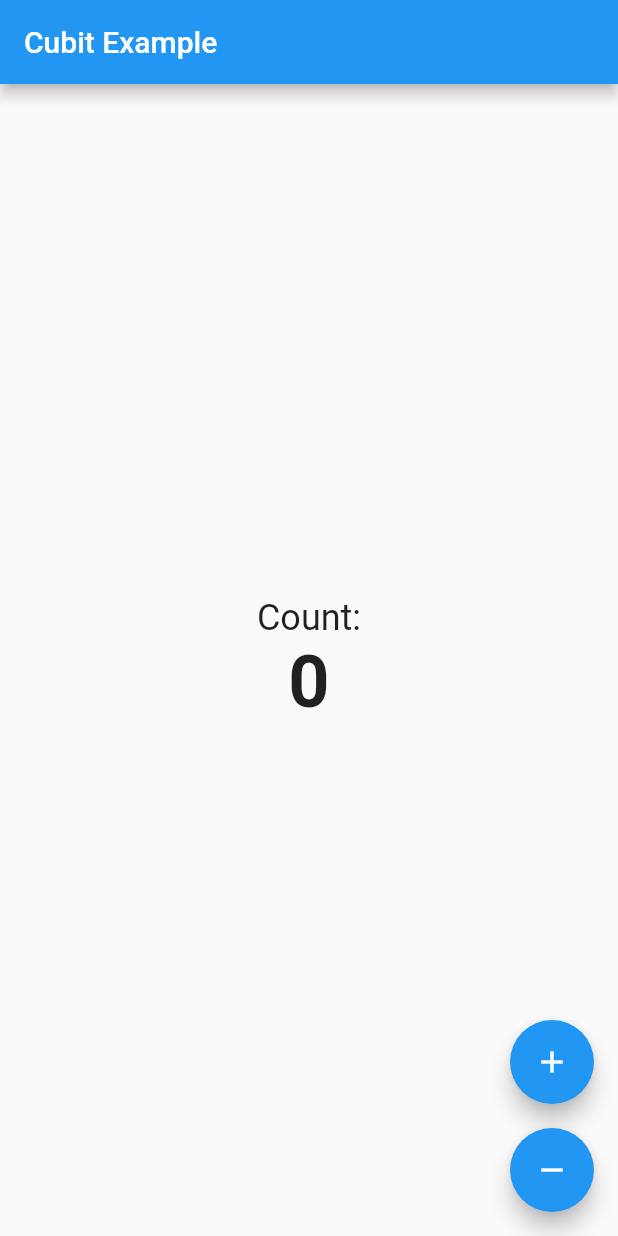
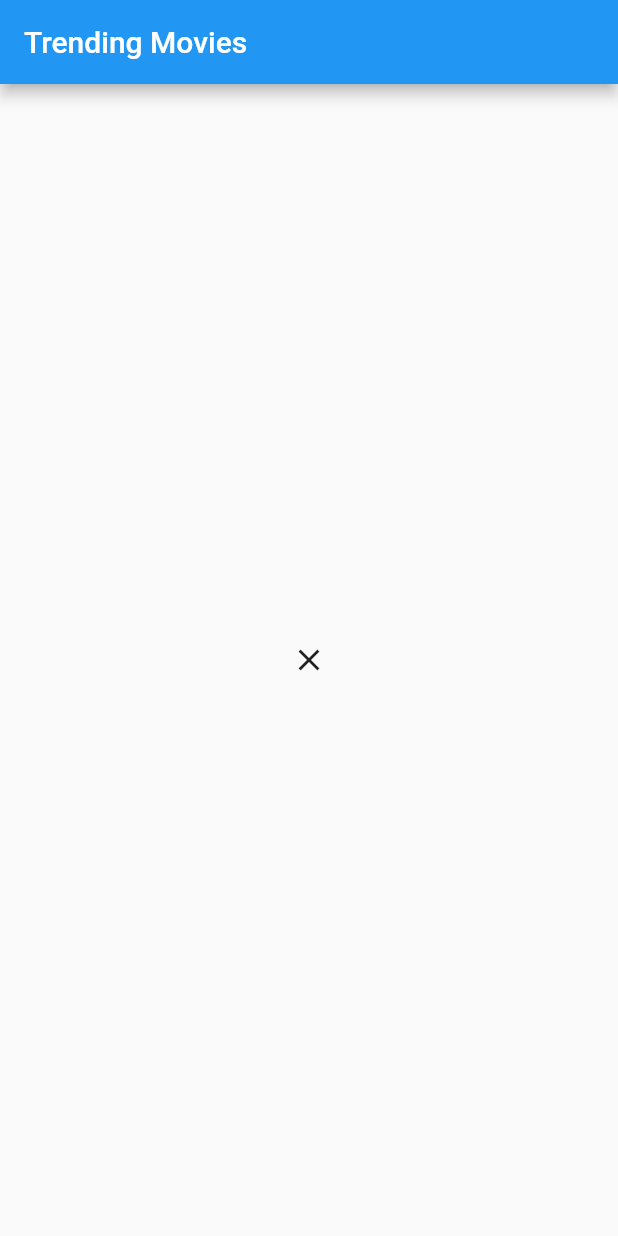
Before and after one commit to whosjorge23/flutter_cubit, a Flutter app: the screen it shows after launch, on a phone screen of 412 x 824 dp. Run offline on Flutter 3.47's test engine with Material 2 defaults, Android fonts, the phone set to English and light mode, and no system bars; our stand-ins replace dio, equatable, flutter_bloc; network calls fail.

Commit message:
Implement cubit with movie example

```diff
--- /dev/null
+++ b/lib/counter/counter_screen.dart
@@ -0,0 +1,58 @@
+import 'package:cubit_freezed/counter/cubit/counter_cubit.dart';
+import 'package:cubit_freezed/counter/cubit/counter_state.dart';
+import 'package:flutter/material.dart';
+import 'package:flutter_bloc/flutter_bloc.dart';
+
+class CounterScreen extends StatelessWidget {
+  @override
+  Widget build(BuildContext context) {
+    // Otteniamo l'istanza del Cubit
+    final CounterCubit cubit = BlocProvider.of<CounterCubit>(context);
+
+    return Scaffold(
+      appBar: AppBar(
+        title: Text('Cubit Example'),
+      ),
+      body: Center(
+        child: Column(
+          mainAxisAlignment: MainAxisAlignment.center,
+          children: [
+            Text(
+              'Count:',
+              style: TextStyle(fontSize: 24),
+            ),
+            BlocBuilder<CounterCubit, CounterState>(
+              builder: (context, state) {
+                return Text(
+                  state.count.toString(),
+                  style: TextStyle(fontSize: 48, fontWeight: FontWeight.bold),
+                );
+              },
+            ),
+          ],
+        ),
+      ),
+      floatingActionButton: Column(
+        mainAxisAlignment: MainAxisAlignment.end,
+        crossAxisAlignment: CrossAxisAlignment.end,
+        children: [
+          FloatingActionButton(
+            child: Icon(Icons.add),
+            onPressed: () {
+              // Chiamiamo il metodo increment del Cubit
+              cubit.increment();
+            },
+          ),
+          SizedBox(height: 16),
+          FloatingActionButton(
+            child: Icon(Icons.remove),
+            onPressed: () {
+              // Chiamiamo il metodo decrement del Cubit
+              cubit.decrement();
+            },
+          ),
+        ],
+      ),
+    );
+  }
+}
--- a/lib/cubit/counter_cubit.dart
+++ b/lib/counter/cubit/counter_cubit.dart
@@ -1,4 +1,4 @@
-import 'package:cubit_freezed/cubit/counter_state.dart';
+import 'package:cubit_freezed/counter/cubit/counter_state.dart';
 import 'package:flutter_bloc/flutter_bloc.dart';
 
 // Create Cubit
--- a/lib/main.dart
+++ b/lib/main.dart
@@ -1,7 +1,12 @@
-import 'package:cubit_freezed/cubit/counter_cubit.dart';
-import 'package:cubit_freezed/cubit/counter_state.dart';
+import 'package:cubit_freezed/counter/cubit/counter_cubit.dart';
+import 'package:cubit_freezed/movie/cubit/movie_cubit.dart';
+import 'package:cubit_freezed/movie/repository/movie_repository.dart';
+import 'package:cubit_freezed/movie/ui/movie_page.dart';
+import 'package:dio/dio.dart';
 import 'package:flutter/material.dart';
 import 'package:flutter_bloc/flutter_bloc.dart';
+
+import 'counter/counter_screen.dart';
 
 void main() {
   runApp(MyApp());
@@ -15,64 +20,19 @@ class MyApp extends StatelessWidget {
       theme: ThemeData(
         primarySwatch: Colors.blue,
       ),
-      home: BlocProvider(
-        create: (context) => CounterCubit(),
-        child: CounterScreen(),
+      home:
+      BlocProvider<MoviesCubit>(
+        create: (context) => MoviesCubit(
+          repository: MovieRepository(
+            Dio(),
+          ),
+        ),
+        child: MoviesPage(),
       ),
+      // BlocProvider(
+      //   create: (context) => CounterCubit(),
+      //   child: CounterScreen(),
+      // ),
     );
   }
 }
-
-class CounterScreen extends StatelessWidget {
-  @override
-  Widget build(BuildContext context) {
-    // Otteniamo l'istanza del Cubit
-    final CounterCubit cubit = BlocProvider.of<CounterCubit>(context);
-
-    return Scaffold(
-      appBar: AppBar(
-        title: Text('Cubit Example'),
-      ),
-      body: Center(
-        child: Column(
-          mainAxisAlignment: MainAxisAlignment.center,
-          children: [
-            Text(
-              'Count:',
-              style: TextStyle(fontSize: 24),
-            ),
-            BlocBuilder<CounterCubit, CounterState>(
-              builder: (context, state) {
-                return Text(
-                  state.count.toString(),
-                  style: TextStyle(fontSize: 48, fontWeight: FontWeight.bold),
-                );
-              },
-            ),
-          ],
-        ),
-      ),
-      floatingActionButton: Column(
-        mainAxisAlignment: MainAxisAlignment.end,
-        crossAxisAlignment: CrossAxisAlignment.end,
-        children: [
-          FloatingActionButton(
-            child: Icon(Icons.add),
-            onPressed: () {
-              // Chiamiamo il metodo increment del Cubit
-              cubit.increment();
-            },
-          ),
-          SizedBox(height: 16),
-          FloatingActionButton(
-            child: Icon(Icons.remove),
-            onPressed: () {
-              // Chiamiamo il metodo decrement del Cubit
-              cubit.decrement();
-            },
-          ),
-        ],
-      ),
-    );
-  }
-}
--- /dev/null
+++ b/lib/movie/cubit/movie_cubit.dart
@@ -0,0 +1,21 @@
+import 'package:cubit_freezed/movie/cubit/movie_state.dart';
+import 'package:cubit_freezed/movie/repository/movie_repository.dart';
+import 'package:flutter_bloc/flutter_bloc.dart';
+
+class MoviesCubit extends Cubit<MoviesState> {
+  MoviesCubit({required this.repository}) : super(InitialState()) {
+    getTrendingMovies();
+  }
+
+  final MovieRepository repository;
+
+  void getTrendingMovies() async {
+    try {
+      emit(LoadingState());
+      final movies = await repository.getMovies();
+      emit(LoadedState(movies));
+    } catch (e) {
+      emit(ErrorState());
+    }
+  }
+}
--- /dev/null
+++ b/lib/movie/cubit/movie_state.dart
@@ -0,0 +1,25 @@
+import 'package:cubit_freezed/movie/model/movie_model.dart';
+import 'package:equatable/equatable.dart';
+
+abstract class MoviesState extends Equatable {}
+
+class InitialState extends MoviesState {
+  @override
+  List<Object> get props => [];
+}
+class LoadingState extends MoviesState {
+  @override
+  List<Object> get props => [];
+}
+class LoadedState extends MoviesState {
+  LoadedState(this.movies);
+
+  final List<MovieModel> movies;
+
+  @override
+  List<Object> get props => [movies];
+}
+class ErrorState extends MoviesState {
+  @override
+  List<Object> get props => [];
+}
--- /dev/null
+++ b/lib/movie/model/movie_model.dart
@@ -0,0 +1,16 @@
+class MovieModel {
+  const MovieModel({
+    required this.title,
+    required this.urlImage,
+    required this.overview,
+    required this.voteAverage,
+    required this.releaseDate,
+  });
+
+  final String title;
+  final String urlImage;
+  final String overview;
+  final String releaseDate;
+  final double voteAverage;
+
+}
--- /dev/null
+++ b/lib/movie/repository/movie_repository.dart
@@ -0,0 +1,33 @@
+import 'package:cubit_freezed/movie/model/movie_model.dart';
+import 'package:dio/dio.dart';
+
+class MovieRepository {
+  const MovieRepository(this.client);
+
+  final Dio client;
+
+  Future<List<MovieModel>> getMovies() async {
+    try {
+      final url =
+          'https://api.themoviedb.org/3/trending/movie/week?api_key=060e7c76aff06a20ca4a875981216f3f';
+
+      final response = await client.get(url);
+
+      final movies = List<MovieModel>.of(
+        response.data['results'].map<MovieModel>(
+              (json) => MovieModel(
+            title: json['title'],
+            urlImage: 'https://image.tmdb.org/t/p/w185${json['poster_path']}',
+                overview: json['overview'],
+                voteAverage: json['vote_average'],
+                releaseDate: json['release_date'],
+          ),
+        ),
+      );
+
+      return movies;
+    } catch (e) {
+      throw e;
+    }
+  }
+}
--- /dev/null
+++ b/lib/movie/ui/movie_page.dart
@@ -0,0 +1,59 @@
+import 'package:cubit_freezed/movie/cubit/movie_cubit.dart';
+import 'package:cubit_freezed/movie/cubit/movie_state.dart';
+import 'package:cubit_freezed/movie/ui/movie_details_page.dart';
+import 'package:flutter/material.dart';
+import 'package:flutter_bloc/flutter_bloc.dart';
+
+
+
+class MoviesPage extends StatefulWidget {
+  @override
+  _MoviesPageState createState() => _MoviesPageState();
+}
+
+class _MoviesPageState extends State<MoviesPage> {
+  @override
+  Widget build(BuildContext context) {
+    return Scaffold(
+      appBar: AppBar(
+        title: Text('Trending Movies'),
+      ),
+      body: BlocBuilder<MoviesCubit, MoviesState>(
+        builder: (context, state) {
+          if (state is LoadingState) {
+            return Center(
+              child: CircularProgressIndicator(),
+            );
+          } else if (state is ErrorState) {
+            return Center(
+              child: Icon(Icons.close),
+            );
+          } else if (state is LoadedState) {
+            final movies = state.movies;
+
+            return ListView.builder(
+              itemCount: movies.length,
+              itemBuilder: (context, index) => Card(
+                child: GestureDetector(
+                  child: ListTile(
+                    title: Text(movies[index].title),
+                    leading: CircleAvatar(
+                      backgroundImage: NetworkImage(movies[index].urlImage),
+                    ),
+                  ),
+                  onTap: () {
+                    Navigator.push(context, MaterialPageRoute(
+                      builder: (context) => MoviesDetailsPage(selectedMovie: movies[index]),
+                    ),);
+                  },
+                ),
+              ),
+            );
+          } else {
+            return Container();
+          }
+        },
+      ),
+    );
+  }
+}
--- a/pubspec.yaml
+++ b/pubspec.yaml
@@ -37,6 +37,8 @@ dependencies:
   cupertino_icons: ^1.0.2
   flutter_bloc:
   freezed_annotation:
+  equatable:
+  dio:
 
 
 dev_dependencies:
```
Also changed, not shown: lib/counter/cubit/counter_state.dart (renamed from lib/cubit/counter_state.dart).
